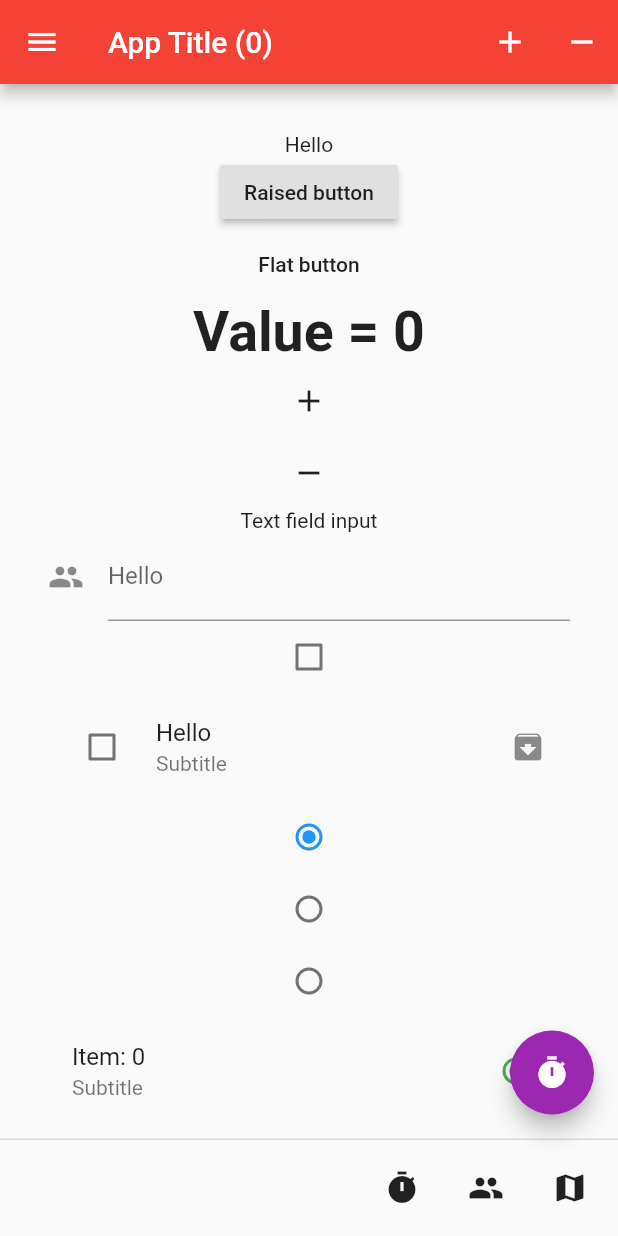
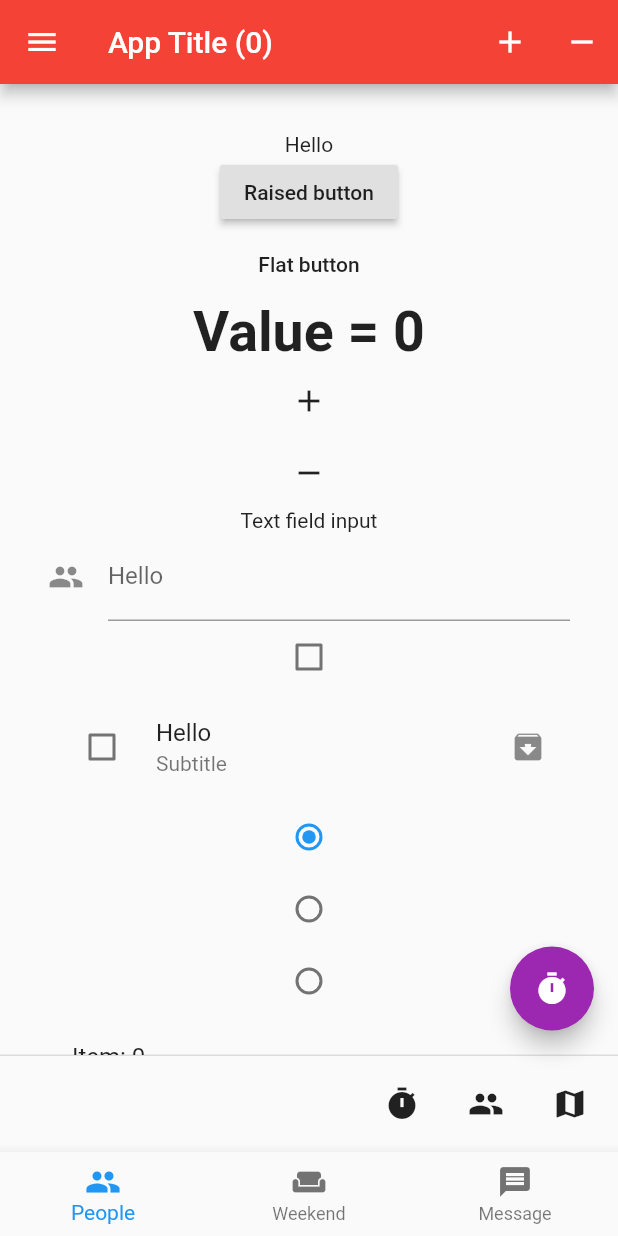
Before and after one commit to FrancaTM/flutter-begginer-course-udemy, a Flutter app: the screen it shows after launch, on a phone screen of 412 x 824 dp. Run offline on Flutter 3.47's test engine with Material 2 defaults, Android fonts, the phone set to English and light mode, and no system bars.

Commit message:
Scaffold - Bottom navigation bar lecture

```diff
--- a/lib/main.dart
+++ b/lib/main.dart
@@ -13,6 +13,7 @@ class MyApp extends StatefulWidget {
 }
 
 class _MyAppState extends State<MyApp> {
+  /// Variables
   String _value = "Hello";
   int _intValue = 0;
   String _valueTextField = "Text field input";
@@ -28,6 +29,9 @@ class _MyAppState extends State<MyApp> {
   String _display = "";
   String _valueFAB = "FAB date here!";
   String _valueFooter = "Footer buttons value here!";
+  List<BottomNavigationBarItem> _bnbItems;
+  String valueBnb = "Bottom navigation bar value here!";
+  int _index = 0;
 
   void _onPressedRaised(String value) {
     setState(() {
@@ -176,6 +180,17 @@ class _MyAppState extends State<MyApp> {
   }
 
   @override
+  void initState() {
+    _bnbItems = new List();
+    _bnbItems.add(new BottomNavigationBarItem(
+        icon: new Icon(Icons.people), title: new Text("People")));
+    _bnbItems.add(new BottomNavigationBarItem(
+        icon: new Icon(Icons.weekend), title: new Text("Weekend")));
+    _bnbItems.add(new BottomNavigationBarItem(
+        icon: new Icon(Icons.message), title: new Text("Message")));
+  }
+
+  @override
   Widget build(BuildContext context) {
     return Scaffold(
       appBar: new AppBar(
@@ -282,16 +297,34 @@ class _MyAppState extends State<MyApp> {
                 ),
                 new Text(_valueFAB),
                 new Text(_valueFooter),
+                new Text(valueBnb),
               ],
             ),
           ),
         ),
       ),
       persistentFooterButtons: <Widget>[
-        new IconButton(icon: new Icon(Icons.timer), onPressed: () => _onPressedFooter1("Footer button 1")),
-        new IconButton(icon: new Icon(Icons.people), onPressed: () => _onPressedFooter1("Footer button 2")),
-        new IconButton(icon: new Icon(Icons.map), onPressed: () => _onPressedFooter1("Footer button 3")),
+        new IconButton(
+            icon: new Icon(Icons.timer),
+            onPressed: () => _onPressedFooter1("Footer button 1")),
+        new IconButton(
+            icon: new Icon(Icons.people),
+            onPressed: () => _onPressedFooter1("Footer button 2")),
+        new IconButton(
+            icon: new Icon(Icons.map),
+            onPressed: () => _onPressedFooter1("Footer button 3")),
       ],
+      bottomNavigationBar: new BottomNavigationBar(
+        items: _bnbItems,
+        fixedColor: Colors.blue,
+        currentIndex: _index,
+        onTap: (int item) {
+          setState(() {
+            _index = item;
+            valueBnb = "Current value is: ${_index.toString()}";
+          });
+        },
+      ),
       floatingActionButton: new FloatingActionButton(
         onPressed: _onPressedFAB,
         backgroundColor: Colors.purple,
```
